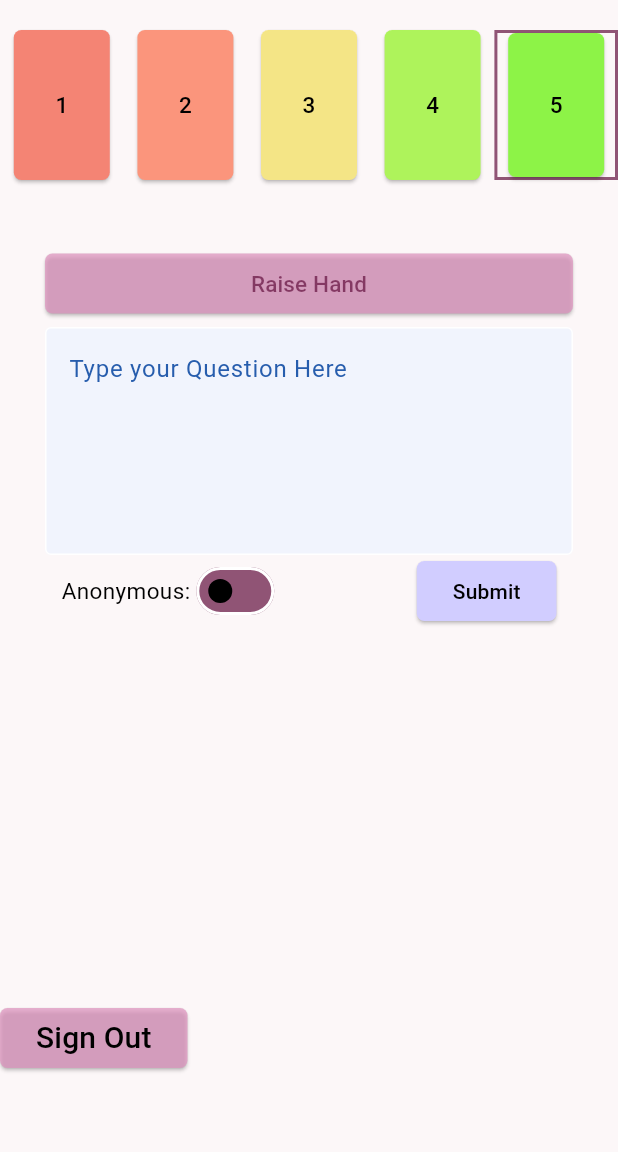
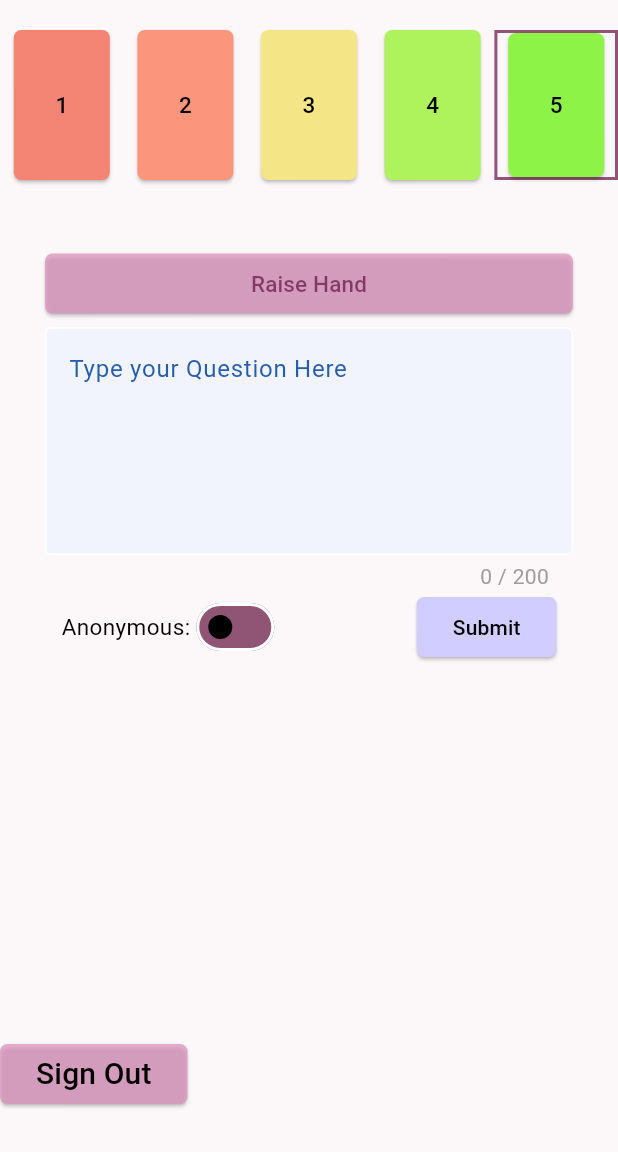
Before and after one commit to Kgo222/ClassroomClarity, a Flutter app: the HomePage screen opened directly, on a phone screen of 412 x 824 dp, the part 84-1236 px from its top. Run offline on Flutter 3.47's test engine with Material 3 defaults, Android fonts, the light colour scheme and no system bars; our stand-ins replace flutter_blue_plus.

Commit message:
app updates work!

```diff
--- a/code/classroom_clarity_app/lib/homepage.dart
+++ b/code/classroom_clarity_app/lib/homepage.dart
@@ -144,7 +144,19 @@ class _HomePageState extends State<HomePage> {
                         // Set the text color to black
                         minLines: 5, // Makes a larger textbox
                         maxLines: 7, // When user presses enter it will adapt to it
+                        maxLength: 200,
                         obscureText: false,
+                        buildCounter: (
+                            BuildContext context, {
+                              required int currentLength,
+                              required bool isFocused,
+                              required int? maxLength,
+                            }) {
+                          return Text(
+                            '$currentLength / $maxLength',
+                            style: TextStyle(color: Colors.grey),
+                          );
+                        },
                         decoration: const InputDecoration(
                             hintText: 'Type your Question Here',
                             hintStyle: TextStyle(color: AppColors.denim),
@@ -157,7 +169,8 @@ class _HomePageState extends State<HomePage> {
                             filled: true,
                             fillColor: AppColors.blueGrey,
                         ),
-                        validator: (String? value) {
+
+                          validator: (String? value) {
                           if (value == null || value.isEmpty) {
                             return 'Please enter a Question';
                           }
@@ -241,7 +254,7 @@ class _HomePageState extends State<HomePage> {
                               //Reset variables
                               name = 'Student';
                               question = "";
-                              bleHandler.bluetoothWriteR(curr_engagementLevel, 0); // When sign out we want to remove their rating from the avg, 0 is the indicator of sign out
+                              bleHandler.bluetoothWriteR(curr_engagementLevel, 5); // When sign out we want to remove their rating from the avg, 0 is the indicator of sign out
                               curr_engagementLevel = 5;
                               prev_engagementLevel = 0;
                               bleHandler.disconnect();
```
